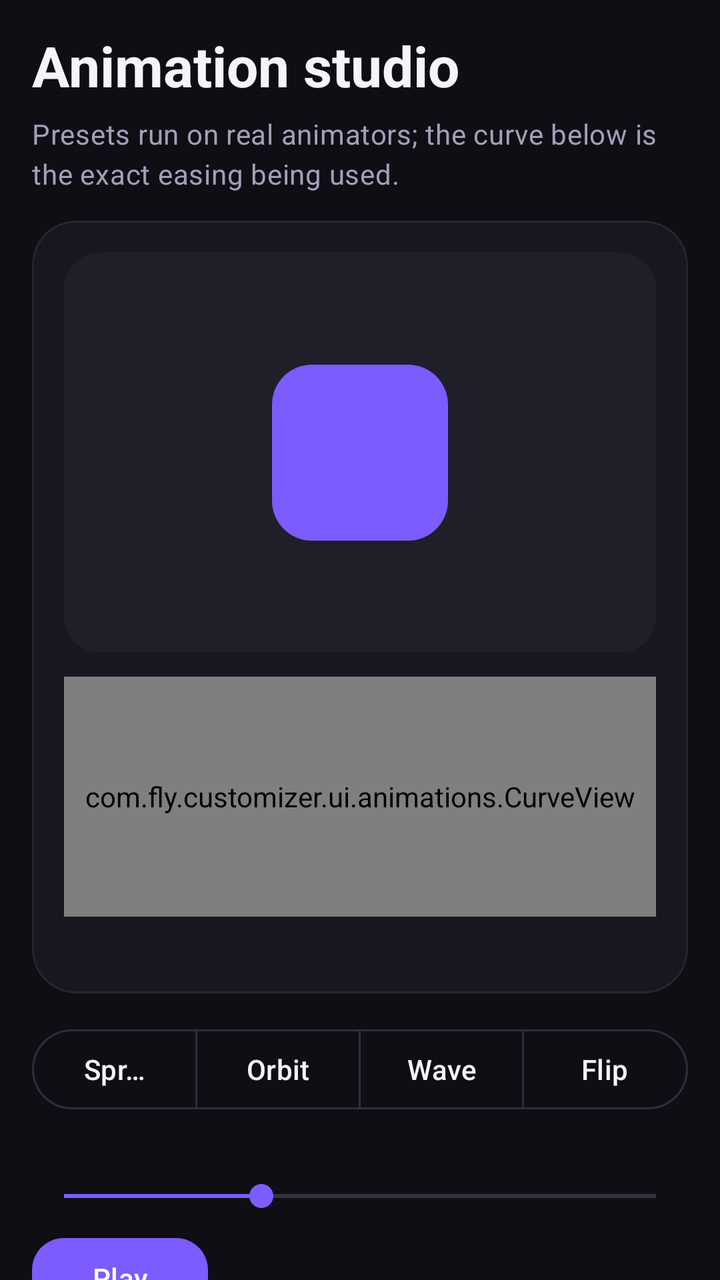
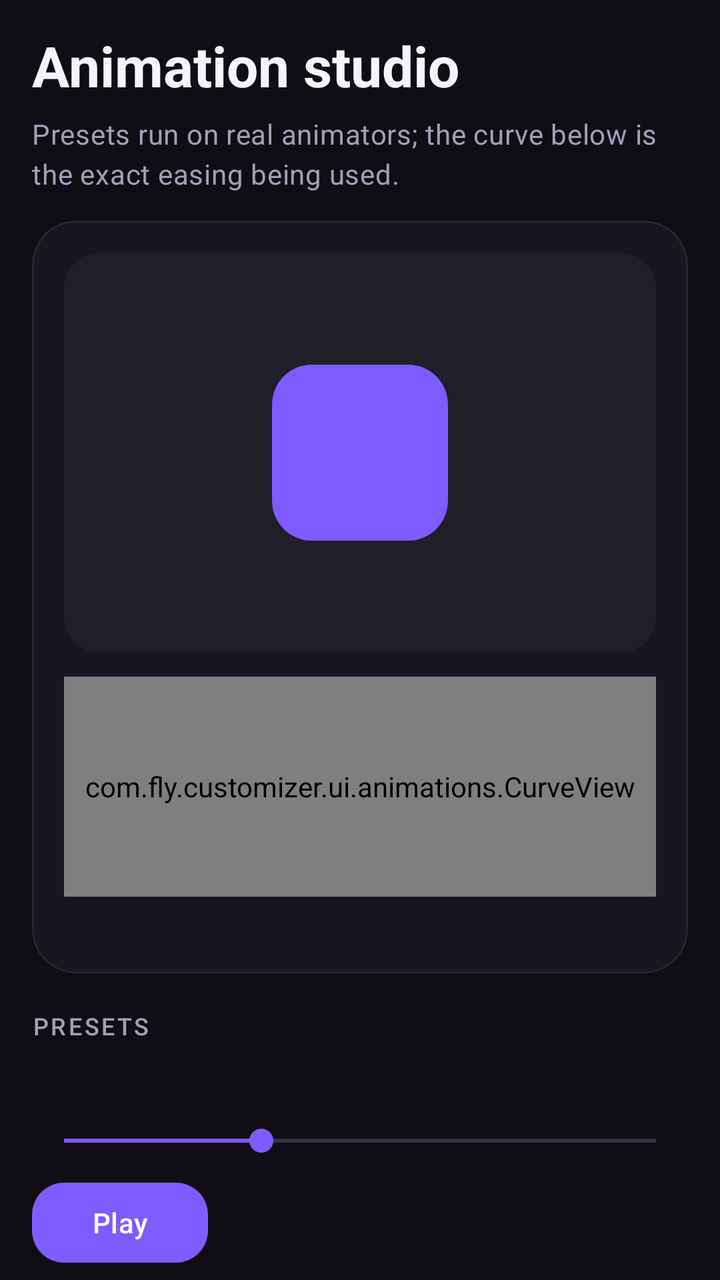

Before-and-after screenshots of an Android layout around one commit, followed by the original layout XML and the change that was made.
<!-- AndroidManifest.xml: application theme Theme.Fly.Dark -->
<!-- res/layout/fragment_animations.xml -->
<?xml version="1.0" encoding="utf-8"?>
<androidx.core.widget.NestedScrollView xmlns:android="http://schemas.android.com/apk/res/android"
    xmlns:app="http://schemas.android.com/apk/res-auto"
    android:layout_width="match_parent"
    android:layout_height="match_parent"
    android:clipToPadding="false"
    android:paddingLeft="16dp"
    android:paddingTop="8dp"
    android:paddingRight="16dp"
    android:paddingBottom="16dp">

    <LinearLayout
        android:layout_width="match_parent"
        android:layout_height="wrap_content"
        android:orientation="vertical">

        <TextView
            style="@style/Fly.Hero"
            android:text="@string/animations_title" />

        <TextView
            style="@style/Fly.Body"
            android:layout_marginTop="6dp"
            android:text="@string/animations_subtitle" />

        <com.google.android.material.card.MaterialCardView
            style="@style/Fly.Card"
            android:layout_marginTop="14dp">

            <LinearLayout
                android:layout_width="match_parent"
                android:layout_height="wrap_content"
                android:orientation="vertical"
                android:padding="16dp">

                <FrameLayout
                    android:layout_width="match_parent"
                    android:layout_height="200dp"
                    android:background="@drawable/bg_panel">

                    <View
                        android:id="@+id/animTarget"
                        android:layout_width="88dp"
                        android:layout_height="88dp"
                        android:layout_gravity="center"
                        android:background="@drawable/bg_anim_target" />
                </FrameLayout>

                <com.fly.customizer.ui.animations.CurveView
                    android:id="@+id/curveView"
                    android:layout_width="match_parent"
                    android:layout_height="120dp"
                    android:layout_marginTop="12dp" />

                <TextView
                    android:id="@+id/txtPresetInfo"
                    style="@style/Fly.Caption"
                    android:layout_marginTop="6dp" />
            </LinearLayout>
        </com.google.android.material.card.MaterialCardView>

        <com.google.android.material.button.MaterialButtonToggleGroup
            android:id="@+id/presetGroup"
            android:layout_width="match_parent"
            android:layout_height="wrap_content"
            app:selectionRequired="true"
            app:singleSelection="true">

            <com.google.android.material.button.MaterialButton
                android:id="@+id/btnAnimSpring"
                style="?attr/materialButtonOutlinedStyle"
                android:layout_width="0dp"
                android:layout_height="wrap_content"
                android:layout_weight="1"
                android:text="@string/anim_spring" />

            <com.google.android.material.button.MaterialButton
                android:id="@+id/btnAnimOrbit"
                style="?attr/materialButtonOutlinedStyle"
                android:layout_width="0dp"
                android:layout_height="wrap_content"
                android:layout_weight="1"
                android:text="@string/anim_orbit" />

            <com.google.android.material.button.MaterialButton
                android:id="@+id/btnAnimWave"
                style="?attr/materialButtonOutlinedStyle"
                android:layout_width="0dp"
                android:layout_height="wrap_content"
                android:layout_weight="1"
                android:text="@string/anim_wave" />

            <com.google.android.material.button.MaterialButton
                android:id="@+id/btnAnimFlip"
                style="?attr/materialButtonOutlinedStyle"
                android:layout_width="0dp"
                android:layout_height="wrap_content"
                android:layout_weight="1"
                android:text="@string/anim_flip" />
        </com.google.android.material.button.MaterialButtonToggleGroup>

        <TextView
            android:id="@+id/txtSpeed"
            style="@style/Fly.Caption"
            android:layout_marginTop="14dp" />

        <SeekBar
            android:id="@+id/speedSeek"
            android:layout_width="match_parent"
            android:layout_height="wrap_content"
            android:max="300"
            android:progress="100"
            android:progressTint="?attr/colorPrimary"
            android:thumbTint="?attr/colorPrimary" />

        <com.google.android.material.button.MaterialButton
            android:id="@+id/btnPlayAnim"
            style="@style/Fly.PrimaryButton"
            android:layout_marginTop="8dp"
            android:text="@string/btn_play" />

    </LinearLayout>
</androidx.core.widget.NestedScrollView>
<!-- resources referenced by this layout -->
<resources>
  <!-- drawable bg_anim_target (drawable) -->
  <?xml version="1.0" encoding="utf-8"?>
  <shape xmlns:android="http://schemas.android.com/apk/res/android" android:shape="rectangle">
      <corners android:radius="20dp" />
      <solid android:color="?attr/colorPrimary" />
  </shape>
  <!-- drawable bg_panel (drawable) -->
  <?xml version="1.0" encoding="utf-8"?>
  <shape xmlns:android="http://schemas.android.com/apk/res/android" android:shape="rectangle">
      <corners android:radius="18dp" />
      <solid android:color="?attr/colorSurfaceContainerHigh" />
  </shape>
  <string name="anim_flip">Flip</string>
  <string name="anim_orbit">Orbit</string>
  <string name="anim_spring">Spring</string>
  <string name="anim_wave">Wave</string>
  <string name="animations_subtitle">Presets run on real animators; the curve below is the exact easing being used.</string>
  <string name="animations_title">Animation studio</string>
  <string name="btn_play">Play</string>
  <style name="Fly.Body" parent="TextAppearance.Material3.BodyMedium">
          <item name="android:layout_width">match_parent</item>
          <item name="android:layout_height">wrap_content</item>
          <item name="android:textColor">?attr/colorOnSurfaceVariant</item>
          <item name="android:lineSpacingExtra">3dp</item>
      </style>
  <style name="Fly.Caption" parent="TextAppearance.Material3.BodySmall">
          <item name="android:layout_width">wrap_content</item>
          <item name="android:layout_height">wrap_content</item>
          <item name="android:textColor">?attr/colorOnSurfaceVariant</item>
      </style>
  <style name="Fly.Card" parent="Widget.Material3.CardView.Filled">
          <item name="android:layout_width">match_parent</item>
          <item name="android:layout_height">wrap_content</item>
          <item name="android:layout_marginBottom">14dp</item>
          <item name="cardCornerRadius">22dp</item>
          <item name="cardElevation">0dp</item>
          <item name="cardBackgroundColor">?attr/colorSurfaceContainer</item>
          <item name="strokeColor">?attr/colorOutlineVariant</item>
          <item name="strokeWidth">1dp</item>
      </style>
  <style name="Fly.Hero" parent="TextAppearance.Material3.HeadlineMedium">
          <item name="android:layout_width">match_parent</item>
          <item name="android:layout_height">wrap_content</item>
          <item name="android:layout_marginTop">6dp</item>
          <item name="android:textColor">?attr/colorOnSurface</item>
          <item name="android:textStyle">bold</item>
      </style>
  <style name="Fly.PrimaryButton" parent="Widget.Material3.Button">
          <item name="android:layout_width">wrap_content</item>
          <item name="android:layout_height">wrap_content</item>
          <item name="cornerRadius">16dp</item>
      </style>
  <color name="surface_dark">#0E0E14</color>
  <color name="surface_container_dark">#17171F</color>
  <color name="surface_container_high_dark">#1F1F2A</color>
  <color name="surface_variant_dark">#232330</color>
  <color name="on_surface_dark">#F4F4FA</color>
  <color name="on_surface_variant_dark">#A0A0B8</color>
  <color name="outline_dark">#2E2E3E</color>
  <color name="outline_variant_dark">#26262F</color>
  <color name="fly_brand">#7C5CFF</color>
  <color name="accent_on">#FFFFFF</color>
  <!-- unchanged entries left out for length: 2 -->
</resources>

<!-- the commit's change to res/layout/fragment_animations.xml (unified diff, before → after) -->
@@ -44,12 +44,45 @@
                         android:layout_height="88dp"
                         android:layout_gravity="center"
                         android:background="@drawable/bg_anim_target" />
+
+                    <LinearLayout
+                        android:id="@+id/staggerRow"
+                        android:layout_width="wrap_content"
+                        android:layout_height="wrap_content"
+                        android:layout_gravity="center"
+                        android:gravity="center"
+                        android:orientation="horizontal"
+                        android:visibility="gone">
+
+                        <View
+                            android:id="@+id/dotOne"
+                            android:layout_width="26dp"
+                            android:layout_height="26dp"
+                            android:background="@drawable/bg_dot"
+                            android:backgroundTint="?attr/colorPrimary" />
+
+                        <View
+                            android:id="@+id/dotTwo"
+                            android:layout_width="26dp"
+                            android:layout_height="26dp"
+                            android:layout_marginStart="14dp"
+                            android:background="@drawable/bg_dot"
+                            android:backgroundTint="?attr/colorPrimary" />
+
+                        <View
+                            android:id="@+id/dotThree"
+                            android:layout_width="26dp"
+                            android:layout_height="26dp"
+                            android:layout_marginStart="14dp"
+                            android:background="@drawable/bg_dot"
+                            android:backgroundTint="?attr/colorPrimary" />
+                    </LinearLayout>
                 </FrameLayout>
 
                 <com.fly.customizer.ui.animations.CurveView
                     android:id="@+id/curveView"
                     android:layout_width="match_parent"
-                    android:layout_height="120dp"
+                    android:layout_height="110dp"
                     android:layout_marginTop="12dp" />
 
                 <TextView
@@ -59,45 +92,17 @@
             </LinearLayout>
         </com.google.android.material.card.MaterialCardView>
 
-        <com.google.android.material.button.MaterialButtonToggleGroup
-            android:id="@+id/presetGroup"
+        <TextView
+            style="@style/Fly.Section"
+            android:layout_marginTop="4dp"
+            android:text="@string/presets_label" />
+
+        <androidx.recyclerview.widget.RecyclerView
+            android:id="@+id/presetList"
             android:layout_width="match_parent"
             android:layout_height="wrap_content"
-            app:selectionRequired="true"
-            app:singleSelection="true">
-
-            <com.google.android.material.button.MaterialButton
-                android:id="@+id/btnAnimSpring"
-                style="?attr/materialButtonOutlinedStyle"
-                android:layout_width="0dp"
-                android:layout_height="wrap_content"
-                android:layout_weight="1"
-                android:text="@string/anim_spring" />
-
-            <com.google.android.material.button.MaterialButton
-                android:id="@+id/btnAnimOrbit"
-                style="?attr/materialButtonOutlinedStyle"
-                android:layout_width="0dp"
-                android:layout_height="wrap_content"
-                android:layout_weight="1"
-                android:text="@string/anim_orbit" />
-
-            <com.google.android.material.button.MaterialButton
-                android:id="@+id/btnAnimWave"
-                style="?attr/materialButtonOutlinedStyle"
-                android:layout_width="0dp"
-                android:layout_height="wrap_content"
-                android:layout_weight="1"
-                android:text="@string/anim_wave" />
-
-            <com.google.android.material.button.MaterialButton
-                android:id="@+id/btnAnimFlip"
-                style="?attr/materialButtonOutlinedStyle"
-                android:layout_width="0dp"
-                android:layout_height="wrap_content"
-                android:layout_weight="1"
-                android:text="@string/anim_flip" />
-        </com.google.android.material.button.MaterialButtonToggleGroup>
+            android:clipToPadding="false"
+            android:orientation="horizontal" />
 
         <TextView
             android:id="@+id/txtSpeed"
<!-- resource entries referenced after the edit -->
@@ -6,19 +6,21 @@
       <corners android:radius="20dp" />
       <solid android:color="?attr/colorPrimary" />
   </shape>
+  <!-- drawable bg_dot (drawable) -->
+  <?xml version="1.0" encoding="utf-8"?>
+  <shape xmlns:android="http://schemas.android.com/apk/res/android" android:shape="oval">
+      <solid android:color="@android:color/white" />
+  </shape>
   <!-- drawable bg_panel (drawable) -->
   <?xml version="1.0" encoding="utf-8"?>
   <shape xmlns:android="http://schemas.android.com/apk/res/android" android:shape="rectangle">
       <corners android:radius="18dp" />
       <solid android:color="?attr/colorSurfaceContainerHigh" />
   </shape>
-  <string name="anim_flip">Flip</string>
-  <string name="anim_orbit">Orbit</string>
-  <string name="anim_spring">Spring</string>
-  <string name="anim_wave">Wave</string>
   <string name="animations_subtitle">Presets run on real animators; the curve below is the exact easing being used.</string>
   <string name="animations_title">Animation studio</string>
   <string name="btn_play">Play</string>
+  <string name="presets_label">Presets</string>
   <style name="Fly.Body" parent="TextAppearance.Material3.BodyMedium">
           <item name="android:layout_width">match_parent</item>
           <item name="android:layout_height">wrap_content</item>
@@ -52,6 +54,14 @@
           <item name="android:layout_height">wrap_content</item>
           <item name="cornerRadius">16dp</item>
       </style>
+  <style name="Fly.Section" parent="TextAppearance.Material3.LabelMedium">
+          <item name="android:layout_width">match_parent</item>
+          <item name="android:layout_height">wrap_content</item>
+          <item name="android:textAllCaps">true</item>
+          <item name="android:letterSpacing">0.1</item>
+          <item name="android:textColor">?attr/colorOnSurfaceVariant</item>
+          <item name="android:layout_marginBottom">10dp</item>
+      </style>
   <color name="surface_dark">#0E0E14</color>
   <color name="surface_container_dark">#17171F</color>
   <color name="surface_container_high_dark">#1F1F2A</color>
